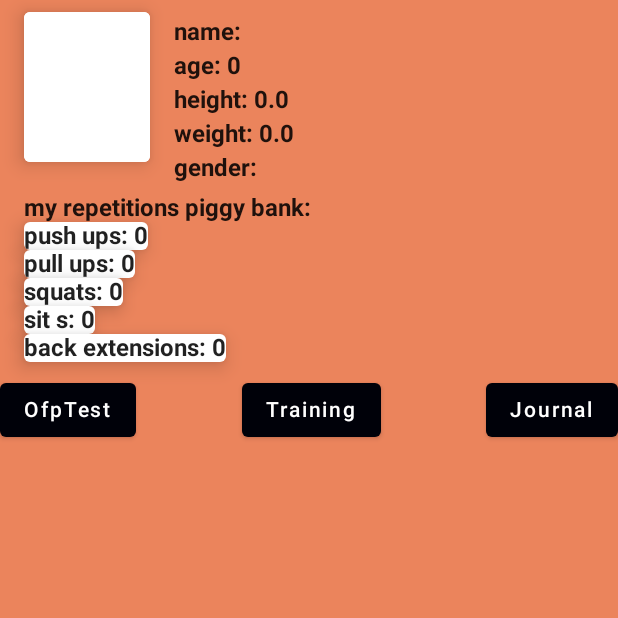
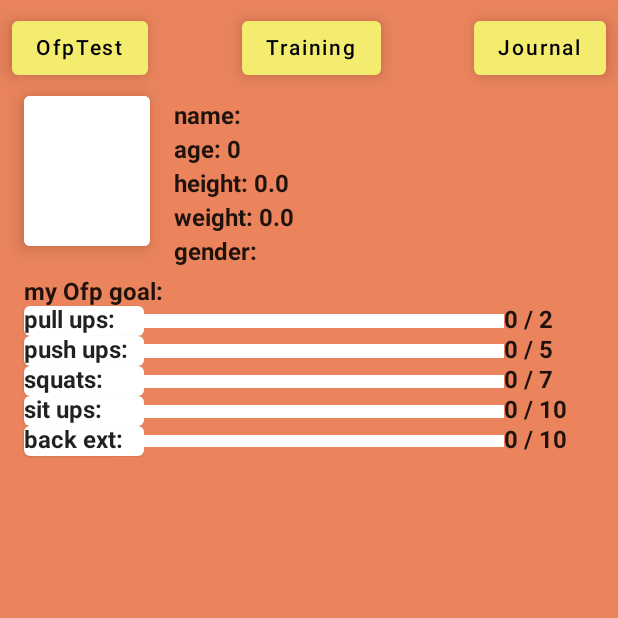
Before and after one commit to ygromov/TutorialJetPack, an Android app built with Jetpack Compose: the DetailsScreen screen opened through its navigation route, on a phone screen of 412 x 824 dp, the top half of it. Run offline under Robolectric (Android 15) with nearby library versions, the phone set to English and light mode, and no system bars; our stand-ins replace Dagger/Hilt's generated code.

Commit message:
added LinearProgressIndicator

```diff
--- a/app/src/main/java/com/example/tutorialjetpack/presentation/screens/details_screen/DetailsScreen.kt
+++ b/app/src/main/java/com/example/tutorialjetpack/presentation/screens/details_screen/DetailsScreen.kt
@@ -6,12 +6,16 @@ import androidx.compose.foundation.layout.Arrangement
 import androidx.compose.foundation.layout.Box
 import androidx.compose.foundation.layout.Column
 import androidx.compose.foundation.layout.Row
+import androidx.compose.foundation.layout.fillMaxHeight
 import androidx.compose.foundation.layout.fillMaxSize
 import androidx.compose.foundation.layout.fillMaxWidth
+import androidx.compose.foundation.layout.height
 import androidx.compose.foundation.layout.padding
 import androidx.compose.foundation.layout.size
+import androidx.compose.foundation.layout.width
 import androidx.compose.material.*
 import androidx.compose.runtime.Composable
+import androidx.compose.ui.Alignment
 import androidx.compose.ui.Modifier
 import androidx.compose.ui.graphics.Color
 import androidx.compose.ui.unit.dp
@@ -29,13 +33,54 @@ fun DetailsScreen(state: DetailsState, onEvent: (DetailsScreenEvent) -> Unit) {
 
         Column(modifier = Modifier.fillMaxSize()) {
             Row(
+                horizontalArrangement = Arrangement.SpaceBetween,
+                modifier = Modifier
+                    .fillMaxWidth()
+                    .padding(start = 8.dp, end = 8.dp, top = 8.dp),
+
+                ) {
+                Button(elevation = ButtonDefaults.elevation(
+                    defaultElevation = 8.dp,
+                    pressedElevation = 16.dp
+                ),
+                    colors = ButtonDefaults.buttonColors(
+                        backgroundColor = MaterialTheme.colors.secondary,
+                        contentColor = MaterialTheme.colors.primary
+                    ), onClick = { onEvent.invoke(DetailsScreenEvent.ToOfpScreen) }) {
+                    Text(text = "OfpTest")
+                }
+                Button(elevation = ButtonDefaults.elevation(
+                    defaultElevation = 8.dp,
+                    pressedElevation = 16.dp
+                ),
+                    colors = ButtonDefaults.buttonColors(
+                        backgroundColor = MaterialTheme.colors.secondary,
+                        contentColor = MaterialTheme.colors.primary
+                    ), onClick = { onEvent.invoke(DetailsScreenEvent.ToTrainingScreen) }) {
+                    Text(text = "Training")
+                }
+
+                Button(elevation = ButtonDefaults.elevation(
+                    defaultElevation = 8.dp,
+                    pressedElevation = 16.dp
+                ),
+                    colors = ButtonDefaults.buttonColors(
+                        backgroundColor = MaterialTheme.colors.secondary,
+                        contentColor = MaterialTheme.colors.primary
+                    ), onClick = { onEvent.invoke(DetailsScreenEvent.ToJournalScreen) }) {
+                    Text(text = "Journal")
+                }
+            }
+            Row(
                 modifier = Modifier
                     .fillMaxWidth()
                     .padding(top = 8.dp)
             ) {
-                Card(modifier = Modifier
-                    .size(100.dp)
-                    .padding(start = 16.dp), elevation = 8.dp) {
+                Card(
+                    modifier = Modifier
+                        .size(100.dp)
+                        .padding(start = 16.dp), elevation = 8.dp
+                ) {
                     Box(modifier = Modifier.background(Color.White))
                 }
                 Column(modifier = Modifier.padding(start = 16.dp)) {
@@ -51,42 +96,86 @@ fun DetailsScreen(state: DetailsState, onEvent: (DetailsScreenEvent) -> Unit) {
                     .fillMaxWidth()
                     .padding(start = 16.dp, top = 8.dp)
             ) {
-                Text(text = "my repetitions piggy bank:")
-                Card(elevation = 8.dp) {
-                    Text(text = "push ups: ${state.push}")
+                Text(text = "my Ofp goal:")
+                Row() {
+                    Card(modifier = Modifier
+                        .width(80.dp)
+                        .height(20.dp)) {
+                        Text(text = "pull ups: ")
+                    }
+
+                    LinearProgressIndicator(
+                        progress = state.pull.toFloat() / (state.pull + 2),
+                        color = Color.Red,
+                        backgroundColor = Color.White,
+                        modifier = Modifier.fillMaxHeight(0.015f).align(Alignment.CenterVertically)
+                    )
+                    Text(text = "${state.pull} / ${state.pull + 2}")
+                    //will add a result of analizeMax
                 }
-                Card(elevation = 8.dp) {
-                    Text(text = "pull ups: ${state.push}")
+                Row() {
+                    Card(modifier = Modifier
+                        .width(80.dp)
+                        .height(20.dp)) {
+                        Text(text = "push ups: ")
+                    }
+                    LinearProgressIndicator(
+                        progress = state.push.toFloat() / (state.push + 5),
+                        color = Color.Red,
+                        backgroundColor = Color.White,
+                        modifier = Modifier.fillMaxHeight(0.015f).align(Alignment.CenterVertically)
+                    )
+                    Text(text = "${state.push} / ${state.push + 5}")
+                    //will add a result of analizeMax
                 }
-                Card(elevation = 8.dp) {
-                    Text(text = "squats: ${state.push}")
+                Row() {
+                    Card(modifier = Modifier
+                        .width(80.dp)
+                        .height(20.dp)) {
+                        Text(text = "squats: ")
+                    }
+                    LinearProgressIndicator(
+                        progress = state.squat.toFloat() / (state.squat + 7),
+                        color = Color.Red,
+                        backgroundColor = Color.White,
+                        modifier = Modifier.fillMaxHeight(0.015f).align(Alignment.CenterVertically)
+                    )
+                    Text(text = "${state.squat} / ${state.squat + 7}")
+                    //will add a result of analizeMax
                 }
-                Card(elevation = 8.dp) {
-                    Text(text = "sit s: ${state.push}")
+                Row() {
+                    Card(modifier = Modifier
+                        .width(80.dp)
+                        .height(20.dp)) {
+                        Text(text = "sit ups: ")
+                    }
+                    LinearProgressIndicator(
+                        progress = state.abs.toFloat() / (state.abs + 10),
+                        color = Color.Red,
+                        backgroundColor = Color.White,
+                        modifier = Modifier.fillMaxHeight(0.015f).align(Alignment.CenterVertically)
+                    )
+                    Text(text = "${state.abs} / ${state.abs + 10}")
+                    //will add a result of analizeMax
                 }
-                Card(elevation = 8.dp) {
-                    Text(text = "back extensions: ${state.push}")
+                Row() {
+                    Card(modifier = Modifier
+                        .width(80.dp)
+                        .height(20.dp)) {
+                        Text(text = "back ext: ")
+                    }
+                    LinearProgressIndicator(
+                        progress = state.extens.toFloat() / (state.extens + 10),
+                        color = Color.Red,
+                        backgroundColor = Color.White,
+                        modifier = Modifier.fillMaxHeight(0.015f).align(Alignment.CenterVertically)
+                    )
+                    Text(text = "${state.extens} / ${state.extens + 10}")
+                    //will add a result of analizeMax
                 }
             }
 
-            Row(
-                horizontalArrangement = Arrangement.SpaceBetween,
-                modifier = Modifier
-                    .fillMaxWidth()
-                    .padding(top = 8.dp),
 
-                ) {
-                Button(onClick = { onEvent.invoke(DetailsScreenEvent.ToOfpScreen)}) {
-                    Text(text = "OfpTest")
-                }
-                Button(onClick = { }) {
-                    Text(text = "Training")
-                }
-
-                Button(onClick = { }) {
-                    Text(text = "Journal")
-                }
-            }
         }
     }
 }
```
